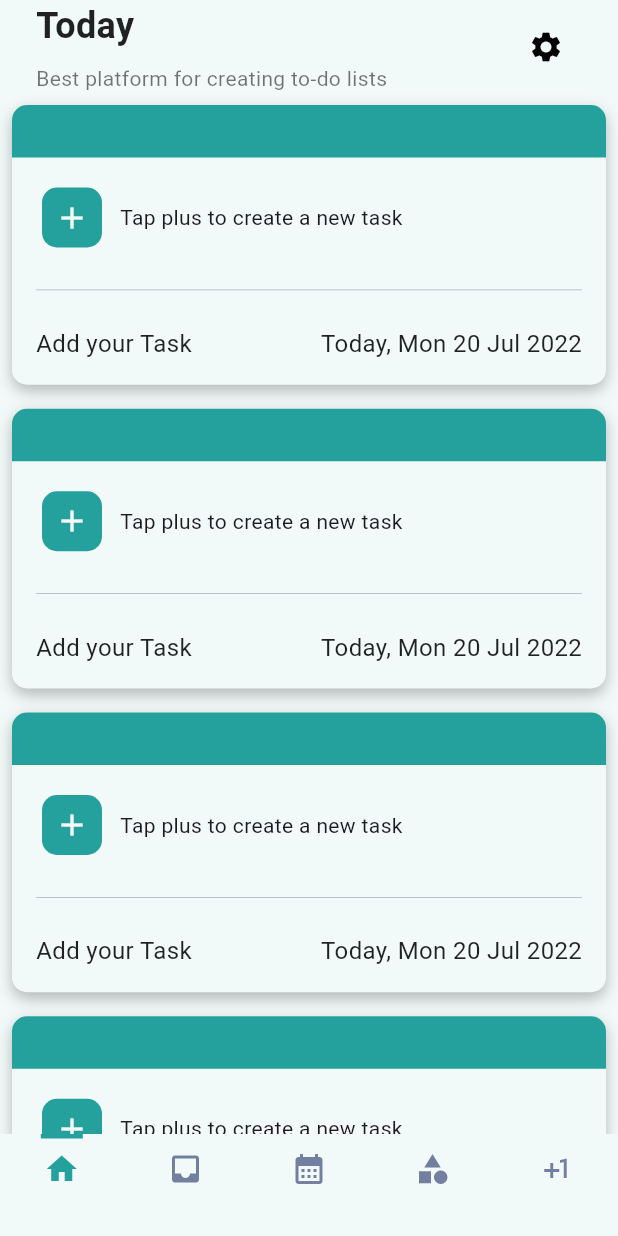
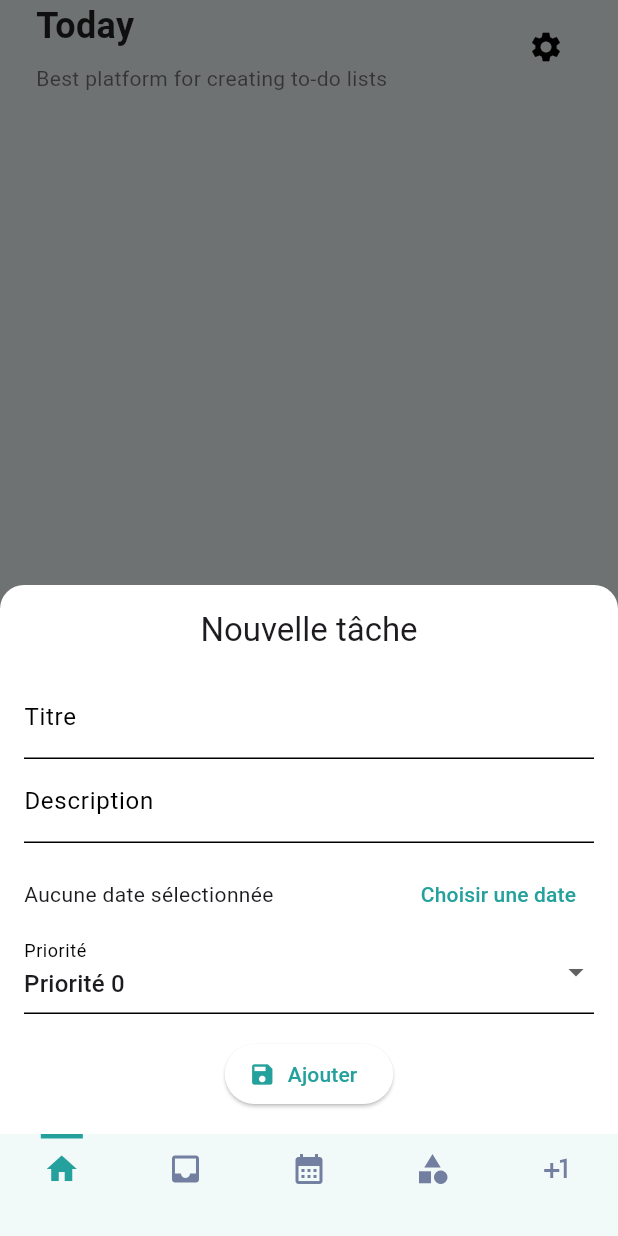
Before and after one commit to Nathandelenclos/ToDoApp, a Flutter app: the screen it shows after launch, after a tap on the "add" icon, on a phone screen of 412 x 824 dp. Run offline on Flutter 3.47's test engine with Material 3 defaults, Android fonts, the phone set to English and light mode, and no system bars; our stand-ins replace go_router, sqflite; accounts and stored records are empty.

Commit message:
feat: add persistent data and task insert show and delete

```diff
--- a/lib/app/views/main/home/components/task_card.dart
+++ b/lib/app/views/main/home/components/task_card.dart
@@ -1,13 +1,35 @@
 import 'package:flutter/material.dart';
 import 'package:provider/provider.dart';
+import 'package:todo/models/task.dart';
 import 'package:todo/providers/theme_provider.dart';
 
 class TaskCard extends StatelessWidget {
-  const TaskCard({super.key});
+  const TaskCard({super.key, required this.task, this.onDelete});
+
+  final Task task;
+  final Function(Task)? onDelete;
+
+  Color _getPriorityColor(int priority) {
+    switch (priority) {
+      case 0:
+        return Colors.grey.shade300;
+      case 1:
+        return Colors.blue;
+      case 2:
+        return Colors.amber;
+      case 3:
+        return Colors.orange;
+      case 4:
+        return Colors.red;
+      default:
+        return Colors.grey;
+    }
+  }
 
   @override
   Widget build(BuildContext context) {
     final theme = Provider.of<ThemeProvider>(context).currentTheme;
+
     return Container(
       margin: theme.spacing.horizontal(theme.spacing.sm),
       decoration: BoxDecoration(
@@ -18,7 +40,7 @@ class TaskCard extends StatelessWidget {
       child: Column(children: [
         Container(
           decoration: BoxDecoration(
-            color: theme.customColors.brand.defaultColor,
+            color: _getPriorityColor(task.priority),
             borderRadius: const BorderRadius.only(
               topLeft: Radius.circular(10),
               topRight: Radius.circular(10),
@@ -33,21 +55,19 @@ class TaskCard extends StatelessWidget {
             spacing: theme.spacing.lg,
             crossAxisAlignment: CrossAxisAlignment.start,
             children: [
-              Row(
+              Column(
+                crossAxisAlignment: CrossAxisAlignment.start,
+                mainAxisSize: MainAxisSize.max,
                 spacing: theme.spacing.sm,
                 children: [
-                  IconButton(
-                    onPressed: () {},
-                    icon: const Icon(Icons.add),
-                    style: IconButton.styleFrom(
-                        backgroundColor: theme.customColors.brand.defaultColor,
-                        shape: RoundedRectangleBorder(
-                          borderRadius: BorderRadius.circular(10),
-                        ),
-                        padding: theme.spacing.all(0)),
-                    color: theme.customColors.brand.background,
+                  Text(
+                    task.title,
+                    style: theme.text.title,
                   ),
-                  Text("Tap plus to create a new task ")
+                  Text(
+                    task.description,
+                    style: theme.text.subtitle,
+                  )
                 ],
               ),
               Container(
@@ -59,13 +79,25 @@ class TaskCard extends StatelessWidget {
                 mainAxisAlignment: MainAxisAlignment.spaceBetween,
                 children: [
                   Text(
-                    "Add your Task",
+                    "Date limite : ${task.dueDate.toLocal().toString().split(' ')[0]}",
                     style: theme.text.body,
                   ),
-                  Text(
-                    "Today, Mon 20 Jul 2022",
-                    style: theme.text.body,
-                  )
+                  IconButton(
+                    onPressed: () {
+                      if (onDelete != null) {
+                        onDelete!(task);
+                      }
+                    },
+                    color: theme.customColors.error.defaultColor,
+                    style: IconButton.styleFrom(
+                      backgroundColor: theme.customColors.error.background,
+                      shape: RoundedRectangleBorder(
+                        borderRadius: BorderRadius.circular(10),
+                      ),
+                      padding: theme.spacing.all(0),
+                    ),
+                    icon: const Icon(Icons.delete),
+                  ),
                 ],
               ),
             ],
--- /dev/null
+++ b/lib/app/views/main/home/components/task_form.dart
@@ -0,0 +1,114 @@
+import 'package:flutter/material.dart';
+import 'package:todo/models/task.dart';
+import 'package:todo/services/DatabaseHelper.dart';
+
+class TaskForm extends StatefulWidget {
+  final VoidCallback onSubmit;
+
+  const TaskForm({super.key, required this.onSubmit});
+
+  @override
+  State<TaskForm> createState() => _TaskFormState();
+}
+
+class _TaskFormState extends State<TaskForm> {
+  final _formKey = GlobalKey<FormState>();
+  final _titleController = TextEditingController();
+  final _descController = TextEditingController();
+  DateTime? _dueDate;
+  int _priority = 0;
+
+  @override
+  Widget build(BuildContext context) {
+    return Column(
+      mainAxisSize: MainAxisSize.min,
+      children: [
+        Text("Nouvelle tâche", style: Theme.of(context).textTheme.titleLarge),
+        const SizedBox(height: 16),
+        Form(
+          key: _formKey,
+          child: Column(
+            children: [
+              TextFormField(
+                controller: _titleController,
+                decoration: const InputDecoration(labelText: "Titre"),
+                validator: (value) =>
+                    value == null || value.isEmpty ? "Champ requis" : null,
+              ),
+              TextFormField(
+                controller: _descController,
+                decoration: const InputDecoration(labelText: "Description"),
+              ),
+              const SizedBox(height: 10),
+              Row(
+                children: [
+                  Expanded(
+                    child: Text(_dueDate == null
+                        ? 'Aucune date sélectionnée'
+                        : 'Date limite : ${_dueDate!.toLocal().toString().split(' ')[0]}'),
+                  ),
+                  TextButton(
+                    onPressed: _pickDate,
+                    child: const Text("Choisir une date"),
+                  ),
+                ],
+              ),
+              DropdownButtonFormField<int>(
+                decoration: const InputDecoration(labelText: "Priorité"),
+                value: _priority,
+                items: List.generate(5, (i) => i).map((value) {
+                  return DropdownMenuItem<int>(
+                    value: value,
+                    child: Text("Priorité $value"),
+                  );
+                }).toList(),
+                onChanged: (val) {
+                  if (val != null) setState(() => _priority = val);
+                },
+              ),
+              const SizedBox(height: 16),
+              ElevatedButton.icon(
+                icon: const Icon(Icons.save),
+                label: const Text("Ajouter"),
+                onPressed: _submit,
+              ),
+              const SizedBox(height: 16),
+            ],
+          ),
+        ),
+      ],
+    );
+  }
+
+  Future<void> _pickDate() async {
+    final now = DateTime.now();
+    final picked = await showDatePicker(
+      context: context,
+      initialDate: now,
+      firstDate: now,
+      lastDate: DateTime(now.year + 5),
+    );
+    if (picked != null) {
+      setState(() {
+        _dueDate = picked;
+      });
+    }
+  }
+
+  Future<void> _submit() async {
+    if (_formKey.currentState!.validate() && _dueDate != null) {
+      final task = Task(
+        title: _titleController.text,
+        description: _descController.text,
+        dueDate: _dueDate!,
+        priority: _priority,
+      );
+      await DatabaseHelper().insertTask(task);
+      widget.onSubmit();
+    } else {
+      ScaffoldMessenger.of(context).showSnackBar(
+        const SnackBar(content: Text('Veuillez remplir tous les champs')),
+      );
+    }
+  }
+}
--- a/lib/app/views/main/home/home_view.dart
+++ b/lib/app/views/main/home/home_view.dart
@@ -1,16 +1,62 @@
 import 'package:flutter/material.dart';
 import 'package:provider/provider.dart';
 import 'package:todo/app/views/main/home/components/task_card.dart';
+import 'package:todo/app/views/main/home/components/task_form.dart';
+import 'package:todo/models/task.dart';
 import 'package:todo/providers/theme_provider.dart';
+import 'package:todo/services/DatabaseHelper.dart';
+import 'package:todo/utils/theme/app_theme.dart';
 
-class HomeView extends StatelessWidget {
+class HomeView extends StatefulWidget {
   const HomeView({super.key});
 
+  @override
+  State<HomeView> createState() => _HomeViewState();
+}
+
+class _HomeViewState extends State<HomeView> {
   @override
   Widget build(BuildContext context) {
     final theme = Provider.of<ThemeProvider>(context).currentTheme;
     return SafeArea(
-      child: Column(
+      child: Scaffold(
+        floatingActionButton: FloatingActionButton(
+          onPressed: () => _showAddTaskModal(context),
+          child: const Icon(Icons.add),
+        ),
+        body: _buildBody(theme),
+      ),
+    );
+  }
+
+  void _showAddTaskModal(BuildContext context) {
+    showModalBottomSheet(
+      context: context,
+      isScrollControlled: true,
+      shape: const RoundedRectangleBorder(
+        borderRadius: BorderRadius.vertical(top: Radius.circular(16)),
+      ),
+      builder: (context) {
+        return Padding(
+          padding: EdgeInsets.only(
+            bottom: MediaQuery.of(context).viewInsets.bottom,
+            top: 16,
+            left: 16,
+            right: 16,
+          ),
+          child: TaskForm(
+            onSubmit: () {
+              setState(() {});
+              Navigator.pop(context);
+            },
+          ),
+        );
+      },
+    );
+  }
+
+  Widget _buildBody(AppTheme theme) {
+    return Column(
       crossAxisAlignment: CrossAxisAlignment.start,
       mainAxisAlignment: MainAxisAlignment.spaceBetween,
       children: [
@@ -41,17 +87,41 @@ class HomeView extends StatelessWidget {
             ],
           ),
         ),
-          Expanded(
-            child: ListView.builder(
-              itemCount: 10,
+        Expanded(child: _buildTaskCards()),
+      ],
+    );
+  }
+
+  Widget _buildTaskCards() {
+    return FutureBuilder<List<Task>>(
+      future: DatabaseHelper().getTasks().then((tasks) {
+        tasks.sort((a, b) => a.dueDate.compareTo(b.dueDate));
+        tasks.sort((a, b) => b.priority.compareTo(a.priority));
+        return tasks;
+      }),
+      builder: (context, snapshot) {
+        if (snapshot.connectionState == ConnectionState.waiting) {
+          return const Center(child: CircularProgressIndicator());
+        } else if (snapshot.hasError) {
+          return Center(child: Text('Erreur: ${snapshot.error}'));
+        } else if (!snapshot.hasData || snapshot.data!.isEmpty) {
+          return const Center(child: Text('Aucune tâche'));
+        }
+
+        return ListView.builder(
+          itemCount: snapshot.data!.length,
           itemBuilder: (context, index) => Padding(
             padding: const EdgeInsets.symmetric(vertical: 8),
-                child: const TaskCard(),
+            child: TaskCard(
+              task: snapshot.data![index],
+              onDelete: (task) async {
+                await DatabaseHelper().deleteTask(task.id!);
+                setState(() {});
+              },
             ),
           ),
-          ),
-        ],
-      ),
+        );
+      },
     );
   }
 }
--- a/lib/main.dart
+++ b/lib/main.dart
@@ -2,8 +2,11 @@ import 'package:flutter/material.dart';
 import 'package:provider/provider.dart';
 import 'package:todo/app/app_root.dart';
 import 'package:todo/providers/theme_provider.dart';
+import 'package:todo/services/DatabaseHelper.dart';
 
-void main() {
+void main() async {
+  WidgetsFlutterBinding.ensureInitialized();
+  final dbHelper = DatabaseHelper();
   runApp(
     ChangeNotifierProvider(
       create: (_) => ThemeProvider(),
--- /dev/null
+++ b/lib/models/task.dart
@@ -0,0 +1,54 @@
+class Task {
+  final int? id;
+  final String title;
+  final DateTime dueDate;
+  final String description;
+  final bool isCompleted;
+  final int priority;
+  final DateTime createdAt;
+  final DateTime updatedAt;
+
+  Task({
+    this.id,
+    required this.title,
+    required this.dueDate,
+    required this.description,
+    this.isCompleted = false,
+    this.priority = 0,
+    DateTime? createdAt,
+    DateTime? updatedAt,
+  })  : createdAt = createdAt ?? DateTime.now(),
+        updatedAt = updatedAt ?? DateTime.now();
+
+  Map<String, dynamic> toMap() {
+    final map = {
+      'title': title,
+      'dueDate': dueDate.toIso8601String(),
+      'description': description,
+      'isCompleted': isCompleted ? 1 : 0,
+      'priority': priority,
+      'createdAt': createdAt.toIso8601String(),
+      'updatedAt': updatedAt.toIso8601String(),
+    };
+
+    final taskId = id;
+    if (taskId != null) {
+      map['id'] = taskId;
+    }
+
+    return map;
+  }
+
+  factory Task.fromMap(Map<String, dynamic> map) {
+    return Task(
+      id: map['id'],
+      title: map['title'],
+      dueDate: DateTime.parse(map['dueDate']),
+      description: map['description'],
+      isCompleted: map['isCompleted'] == 1,
+      priority: map['priority'],
+      createdAt: DateTime.parse(map['createdAt']),
+      updatedAt: DateTime.parse(map['updatedAt']),
+    );
+  }
+}
--- /dev/null
+++ b/lib/services/DatabaseHelper.dart
@@ -0,0 +1,88 @@
+import 'dart:io';
+
+import 'package:path/path.dart';
+import 'package:path_provider/path_provider.dart';
+import 'package:sqflite/sqflite.dart';
+import 'package:todo/models/task.dart';
+
+class DatabaseHelper {
+  static final DatabaseHelper _instance = DatabaseHelper._internal();
+
+  factory DatabaseHelper() => _instance;
+
+  static Database? _database;
+
+  DatabaseHelper._internal();
+
+  Future<Database> get database async {
+    if (_database != null) return _database!;
+    _database = await _initDatabase();
+    return _database!;
+  }
+
+  Future<Database> _initDatabase() async {
+    Directory documentsDirectory = await getApplicationDocumentsDirectory();
+    String path = join(documentsDirectory.path, 'app_database.db');
+
+    return await openDatabase(
+      path,
+      version: 1,
+      onCreate: _onCreate,
+    );
+  }
+
+  Future _onCreate(Database db, int version) async {
+    await db.execute('''
+      CREATE TABLE tasks (
+        id INTEGER PRIMARY KEY AUTOINCREMENT,
+        title TEXT NOT NULL,
+        dueDate TEXT NOT NULL,
+        description TEXT NOT NULL,
+        isCompleted INTEGER NOT NULL,
+        priority INTEGER NOT NULL,
+        createdAt TEXT NOT NULL,
+        updatedAt TEXT NOT NULL
+      )
+    ''');
+  }
+
+  Future<int> updateTask(Task task) async {
+    final db = await database;
+    final updatedTask = Task(
+      id: task.id,
+      title: task.title,
+      dueDate: task.dueDate,
+      description: task.description,
+      isCompleted: task.isCompleted,
+      priority: task.priority,
+      createdAt: task.createdAt,
+      updatedAt: DateTime.now(),
+    );
+    return await db.update(
+      'tasks',
+      updatedTask.toMap(),
+      where: 'id = ?',
+      whereArgs: [task.id],
+    );
+  }
+
+  Future<int> insertTask(Task task) async {
+    final db = await database;
+    return await db.insert('tasks', task.toMap());
+  }
+
+  Future<List<Task>> getTasks() async {
+    final db = await database;
+    final List<Map<String, dynamic>> maps = await db.query('tasks');
+    return maps.map((map) => Task.fromMap(map)).toList();
+  }
+
+  Future<int> deleteTask(int id) async {
+    final db = await database;
+    return await db.delete(
+      'tasks',
+      where: 'id = ?',
+      whereArgs: [id],
+    );
+  }
+}
--- a/pubspec.yaml
+++ b/pubspec.yaml
@@ -36,6 +36,10 @@ dependencies:
   cupertino_icons: ^1.0.8
   go_router: ^14.8.1
   provider: ^6.1.4
+  shared_preferences: ^2.5.3
+  sqflite: ^2.4.2
+  path: ^1.9.1
+  path_provider: ^2.1.5
 
 dev_dependencies:
   flutter_test:
```
Also changed, not shown: pubspec.lock, 10 other files. Lines whose indentation alone changed are shown as unchanged.
